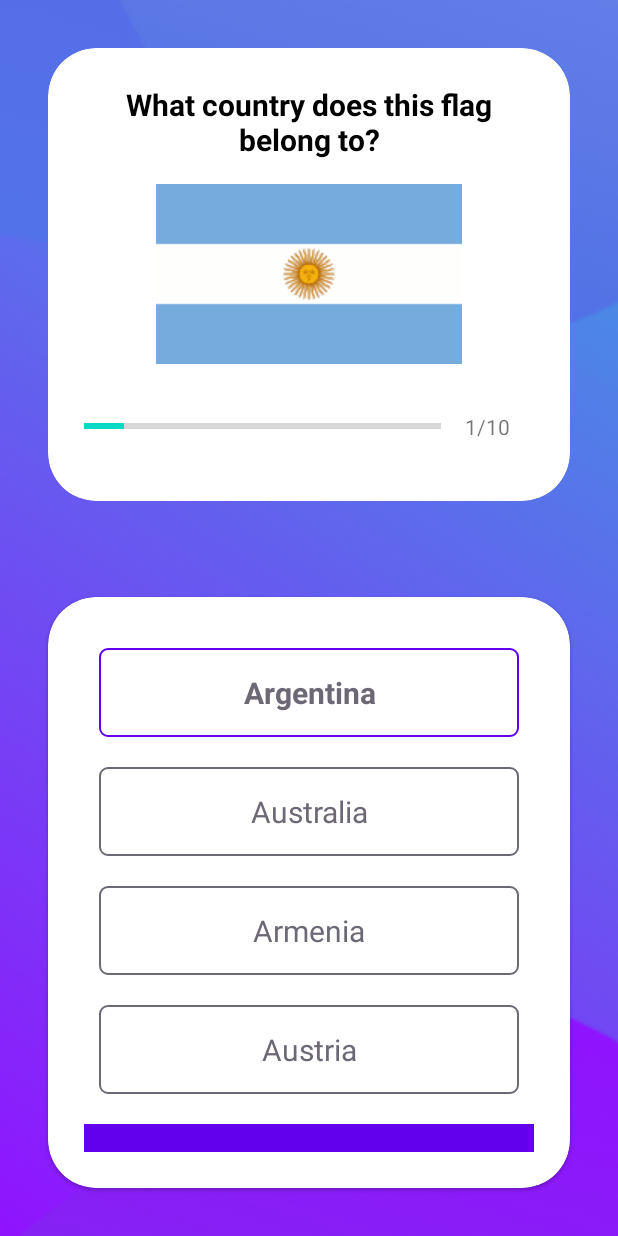
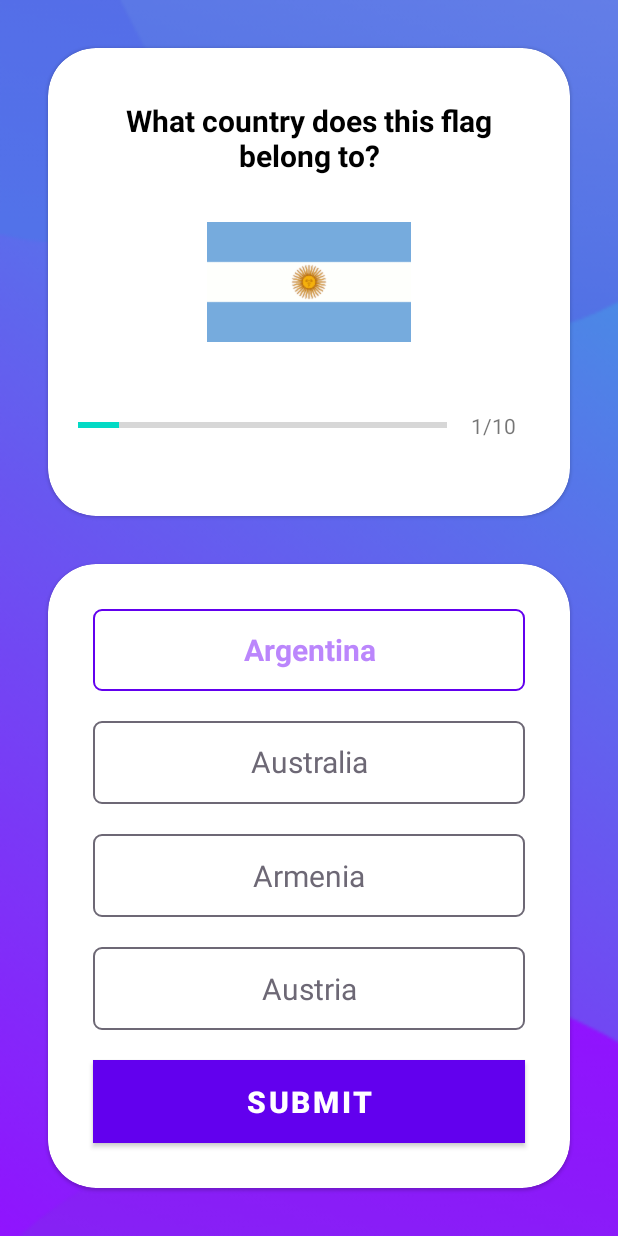
Before and after one commit to kaitran1910/QuizApp, an Android app: the QuizQuestionsActivity screen opened directly, with no data from a screen before it, after a tap on "Argentina", on a phone screen of 412 x 824 dp. Run offline under Robolectric (Android 15) with nearby library versions, the phone set to English and light mode, and no system bars.

Commit message:
Finalizing the project

```diff
--- a/app/src/main/java/com/example/quiz/Constants.kt
+++ b/app/src/main/java/com/example/quiz/Constants.kt
@@ -1,6 +1,11 @@
 package com.example.quiz
 
 object Constants {
+
+    const val USER_NAME: String = "user_name"
+    const val TOTAL_QUESTIONS: String = "total_questions"
+    const val CORRECT_ANSWERS: String = "correct_answers"
+
     fun getQuestions(): ArrayList<Question> {
         val questionsList = ArrayList<Question>()
 
--- a/app/src/main/java/com/example/quiz/MainActivity.kt
+++ b/app/src/main/java/com/example/quiz/MainActivity.kt
@@ -19,6 +19,7 @@ class MainActivity : AppCompatActivity() {
                 etName.error = "Please enter your name"
             } else {
                 val intent = Intent(this, QuizQuestionsActivity::class.java)
+                intent.putExtra(Constants.USER_NAME, etName.text.toString())
                 startActivity(intent)
                 finish()
             }
--- a/app/src/main/java/com/example/quiz/QuizQuestionsActivity.kt
+++ b/app/src/main/java/com/example/quiz/QuizQuestionsActivity.kt
@@ -1,6 +1,7 @@
 package com.example.quiz
 
 import android.annotation.SuppressLint
+import android.content.Intent
 import android.graphics.Color
 import android.graphics.Typeface
 import android.os.Bundle
@@ -13,127 +14,215 @@ import androidx.appcompat.app.AppCompatActivity
 import androidx.core.content.ContextCompat
 
 class QuizQuestionsActivity : AppCompatActivity(), View.OnClickListener {
-
+    /**
+     * Create variables for each view in the layout
+     * */
     private var mCurrentQuestion: Int = 1
     private var mQuestionsList: ArrayList<Question>? = null
     private var mSelectedOption: Int = 0
+    private var mCorrectAnswers: Int = 0
+    private var mUserName: String? = null
 
-    private var tv_Question: TextView? = null
-    private var iv_Image: ImageView? = null
-    private var pb_Progress: ProgressBar? = null
-    private var tv_Progress: TextView? = null
+    private var tvQuestion: TextView? = null
+    private var ivImage: ImageView? = null
+    private var pbProgress: ProgressBar? = null
+    private var tvProgress: TextView? = null
 
-    private var tv_Option1: TextView? = null
-    private var tv_Option2: TextView? = null
-    private var tv_Option3: TextView? = null
-    private var tv_Option4: TextView? = null
+    private var tvOption1: TextView? = null
+    private var tvOption2: TextView? = null
+    private var tvOption3: TextView? = null
+    private var tvOption4: TextView? = null
 
-    private var btn_Submit: Button? = null
+    private var btnSubmit: Button? = null
 
     override fun onCreate(savedInstanceState: Bundle?) {
         super.onCreate(savedInstanceState)
         setContentView(R.layout.activity_quiz_questions)
 
+        /**
+         * Initialize variables
+         * */
         mQuestionsList = Constants.getQuestions()
+        mUserName = intent.getStringExtra(Constants.USER_NAME)
 
-        tv_Question = findViewById(R.id.tv_Question)
-        iv_Image = findViewById(R.id.iv_Image)
-        pb_Progress = findViewById(R.id.pb_Progress)
-        tv_Progress = findViewById(R.id.tv_Progress)
+        tvQuestion = findViewById(R.id.tv_Question)
+        ivImage = findViewById(R.id.iv_Image)
+        pbProgress = findViewById(R.id.pb_Progress)
+        tvProgress = findViewById(R.id.tv_Progress)
 
-        tv_Option1 = findViewById(R.id.tv_Option1)
-        tv_Option2 = findViewById(R.id.tv_Option2)
-        tv_Option3 = findViewById(R.id.tv_Option3)
-        tv_Option4 = findViewById(R.id.tv_Option4)
-        tv_Option1?.setOnClickListener(this)
-        tv_Option2?.setOnClickListener(this)
-        tv_Option3?.setOnClickListener(this)
-        tv_Option4?.setOnClickListener(this)
+        tvOption1 = findViewById(R.id.tv_Option1)
+        tvOption2 = findViewById(R.id.tv_Option2)
+        tvOption3 = findViewById(R.id.tv_Option3)
+        tvOption4 = findViewById(R.id.tv_Option4)
 
-        btn_Submit = findViewById(R.id.btn_Submit)
-        btn_Submit?.setOnClickListener(this)
-
+        btnSubmit = findViewById(R.id.btn_Submit)
 
         setQuestion()
+
+        tvOption1?.setOnClickListener(this)
+        tvOption2?.setOnClickListener(this)
+        tvOption3?.setOnClickListener(this)
+        tvOption4?.setOnClickListener(this)
+        btnSubmit?.setOnClickListener(this)
     }
 
+    /**
+     * Setting the question to UI components.
+     */
     @SuppressLint("SetTextI18n")
     private fun setQuestion() {
-        mCurrentQuestion = 1
+        // Getting the question from the list with the help of current position.
         val question: Question = mQuestionsList!![mCurrentQuestion - 1]
+        defaultOptionsView()
+        if (mCurrentQuestion == mQuestionsList!!.size) {
+            btnSubmit?.text = "FINISH"
+        } else {
+            btnSubmit?.text = "SUBMIT"
+        }
+        // Setting the current progress in the progressbar using the position of question
+        pbProgress?.progress = mCurrentQuestion
+        // Setting up the progress text
+        tvProgress?.text = "$mCurrentQuestion" + "/" + (pbProgress?.max?.plus(1))
 
-        tv_Question?.text = question.question
-        iv_Image?.setImageResource(question.image)
-        pb_Progress?.progress = mCurrentQuestion
-        tv_Progress?.text = "$mCurrentQuestion/${mQuestionsList!!.size}"
-
-        tv_Option1?.text = question.option1
-        tv_Option2?.text = question.option2
-        tv_Option3?.text = question.option3
-        tv_Option4?.text = question.option4
-
-        if (mCurrentQuestion == mQuestionsList!!.size) {
-            btn_Submit?.text = "FINISH"
-        } else {
-            btn_Submit?.text = "SUBMIT"
-        }
+        // Now set the current question and the options in the UI
+        tvQuestion?.text = question.question
+        ivImage?.setImageResource(question.image)
+        tvOption1?.text = question.option1
+        tvOption2?.text = question.option2
+        tvOption3?.text = question.option3
+        tvOption4?.text = question.option4
     }
 
+    /**
+     * Set default options view when the new question is loaded,
+     * or when the answer is reselected.
+     */
     private fun defaultOptionsView() {
         val options = ArrayList<TextView>()
-        tv_Option1?.let {
+        tvOption1?.let {
             options.add(0, it)
         }
-        tv_Option2?.let {
+        tvOption2?.let {
             options.add(1, it)
         }
-        tv_Option3?.let {
+        tvOption3?.let {
             options.add(2, it)
         }
-        tv_Option4?.let {
+        tvOption4?.let {
             options.add(3, it)
         }
 
         for (option in options) {
-            option.setTextColor(Color.parseColor("@color/textGrey"))
+            option.setTextColor(Color.parseColor("#6D6875"))
             option.typeface = Typeface.DEFAULT
-            option.background = ContextCompat.getDrawable(this, R.drawable.default_option_border_bg)
+            option.background = ContextCompat.getDrawable(
+                this@QuizQuestionsActivity,
+                R.drawable.default_option_border_bg
+            )
         }
-    }
-
-    private fun selectedOptionView(tv_Option: TextView, selectedOptionNum: Int) {
-        defaultOptionsView()
-
-        mSelectedOption = selectedOptionNum
-        tv_Option.setTextColor(Color.parseColor("@color/design_default_color_primary"))
-        tv_Option.typeface = Typeface.DEFAULT_BOLD
-        tv_Option.background = ContextCompat.getDrawable(this, R.drawable.selected_option_border_bg)
     }
 
     override fun onClick(v: View?) {
         when (v?.id) {
             R.id.tv_Option1 -> {
-                tv_Option1?.let {
+                tvOption1?.let {
                     selectedOptionView(it, 1)
                 }
             }
             R.id.tv_Option2 -> {
-                tv_Option2?.let {
+                tvOption2?.let {
                     selectedOptionView(it, 2)
                 }
             }
             R.id.tv_Option3 -> {
-                tv_Option3?.let {
+                tvOption3?.let {
                     selectedOptionView(it, 3)
                 }
             }
             R.id.tv_Option4 -> {
-                tv_Option4?.let {
+                tvOption4?.let {
                     selectedOptionView(it, 4)
                 }
             }
             R.id.btn_Submit -> {
+                if (mSelectedOption == 0) {
+                    mCurrentQuestion++
+                    when {
+                        mCurrentQuestion <= mQuestionsList!!.size -> {
+                            setQuestion()
+                        }
+                        else -> {
+                            val intent = Intent(
+                                this@QuizQuestionsActivity,
+                                ResultActivity::class.java
+                            )
+                            intent.putExtra(Constants.USER_NAME, mUserName)
+                            intent.putExtra(Constants.CORRECT_ANSWERS, mCorrectAnswers)
+                            intent.putExtra(Constants.TOTAL_QUESTIONS, mQuestionsList?.size)
+                            startActivity(intent)
+                            finish()
+                        }
+                    }
+                } else {
+                    val question = mQuestionsList?.get(mCurrentQuestion - 1)
+                    if (question!!.correctAnswer != mSelectedOption) {
+                        answerView(mSelectedOption, R.drawable.wrong_option_border_bg)
+                    } else {
+                        mCorrectAnswers++
+                    }
+                    answerView(question.correctAnswer, R.drawable.correct_option_border_bg)
 
+                    if (mCurrentQuestion == mQuestionsList!!.size) {
+                        btnSubmit?.text = "FINISH"
+                    } else {
+                        btnSubmit?.text = "GO TO NEXT QUESTION"
+                    }
+                    mSelectedOption = 0
+                }
+            }
+        }
+    }
+
+    /**
+     * Set the view of selected option view.
+     */
+    private fun selectedOptionView(tv_Option: TextView, selectedOptionNum: Int) {
+        defaultOptionsView()
+
+        mSelectedOption = selectedOptionNum
+        tv_Option.setTextColor(Color.parseColor("#FFBB86FC"))
+        tv_Option.setTypeface(tv_Option.typeface, Typeface.BOLD)
+        tv_Option.background = ContextCompat.getDrawable(
+            this@QuizQuestionsActivity,
+            R.drawable.selected_option_border_bg
+        )
+    }
+
+    private fun answerView(answer: Int, drawableView: Int) {
+        when (answer) {
+            1 -> {
+                tvOption1?.background = ContextCompat.getDrawable(
+                    this@QuizQuestionsActivity,
+                    drawableView
+                )
+            }
+            2 -> {
+                tvOption2?.background = ContextCompat.getDrawable(
+                    this@QuizQuestionsActivity,
+                    drawableView
+                )
+            }
+            3 -> {
+                tvOption3?.background = ContextCompat.getDrawable(
+                    this@QuizQuestionsActivity,
+                    drawableView
+                )
+            }
+            4 -> {
+                tvOption4?.background = ContextCompat.getDrawable(
+                    this@QuizQuestionsActivity,
+                    drawableView
+                )
             }
         }
     }
--- /dev/null
+++ b/app/src/main/res/drawable/correct_option_border_bg.xml
@@ -0,0 +1,6 @@
+<?xml version="1.0" encoding="utf-8"?>
+<shape xmlns:android="http://schemas.android.com/apk/res/android"
+    android:shape="rectangle">
+    <solid android:color="@android:color/holo_green_light" />
+    <corners android:radius="5dp" />
+</shape>
--- /dev/null
+++ b/app/src/main/res/drawable/wrong_option_border_bg.xml
@@ -0,0 +1,6 @@
+<?xml version="1.0" encoding="utf-8"?>
+<shape xmlns:android="http://schemas.android.com/apk/res/android"
+    android:shape="rectangle">
+    <solid android:color="@android:color/holo_red_light" />
+    <corners android:radius="5dp" />
+</shape>
--- a/app/src/main/res/layout/activity_quiz_questions.xml
+++ b/app/src/main/res/layout/activity_quiz_questions.xml
@@ -11,22 +11,26 @@
 
     <com.google.android.material.card.MaterialCardView
         android:layout_width="match_parent"
-        android:layout_height="wrap_content"
-        android:layout_margin="32dp"
+        android:layout_height="0dp"
+        android:layout_marginLeft="32dp"
+        android:layout_marginTop="32dp"
+        android:layout_marginRight="32dp"
+        android:layout_weight="3"
         android:background="@color/white"
         app:cardCornerRadius="32dp">
 
         <LinearLayout
             android:layout_width="match_parent"
-            android:layout_height="wrap_content"
+            android:layout_height="match_parent"
             android:gravity="center"
             android:orientation="vertical"
-            android:padding="24dp">
+            android:padding="20dp">
 
             <TextView
                 android:id="@+id/tv_Question"
                 android:layout_width="match_parent"
-                android:layout_height="wrap_content"
+                android:layout_height="0dp"
+                android:layout_weight="1"
                 android:gravity="center"
                 android:textColor="@color/black"
                 android:textSize="20sp"
@@ -36,15 +40,17 @@
             <ImageView
                 android:id="@+id/iv_Image"
                 android:layout_width="match_parent"
-                android:layout_height="wrap_content"
+                android:layout_height="0dp"
                 android:layout_marginTop="16dp"
+                android:layout_weight="1"
                 android:contentDescription="Quiz Image"
                 tools:src="@drawable/ic_flag_of_argentina" />
 
             <LinearLayout
                 android:layout_width="match_parent"
-                android:layout_height="wrap_content"
+                android:layout_height="0dp"
                 android:layout_marginTop="16dp"
+                android:layout_weight="1"
                 android:gravity="center_vertical"
                 android:orientation="horizontal">
 
@@ -73,26 +79,28 @@
 
     <com.google.android.material.card.MaterialCardView
         android:layout_width="match_parent"
-        android:layout_height="wrap_content"
+        android:layout_height="0dp"
         android:layout_margin="32dp"
+        android:layout_weight="4"
         android:background="@color/white"
         app:cardCornerRadius="32dp">
 
         <LinearLayout
             android:layout_width="match_parent"
-            android:layout_height="wrap_content"
+            android:layout_height="match_parent"
             android:gravity="center"
             android:orientation="vertical"
-            android:padding="24dp">
+            android:padding="20dp">
 
             <TextView
                 android:id="@+id/tv_Option1"
                 android:layout_width="match_parent"
-                android:layout_height="wrap_content"
+                android:layout_height="0dp"
                 android:layout_margin="10dp"
+                android:layout_weight="1"
                 android:background="@drawable/default_option_border_bg"
                 android:gravity="center"
-                android:padding="16dp"
+                android:padding="0dp"
                 android:textColor="@color/textGrey"
                 android:textSize="20sp"
                 tools:text="1" />
@@ -100,11 +108,13 @@
             <TextView
                 android:id="@+id/tv_Option2"
                 android:layout_width="match_parent"
-                android:layout_height="wrap_content"
+                android:layout_height="0dp"
                 android:layout_margin="10dp"
+                android:layout_weight="1"
                 android:background="@drawable/default_option_border_bg"
                 android:gravity="center"
-                android:padding="16dp"
+                android:includeFontPadding="false"
+                android:padding="0dp"
                 android:textColor="@color/textGrey"
                 android:textSize="20sp"
                 tools:text="2" />
@@ -112,11 +122,12 @@
             <TextView
                 android:id="@+id/tv_Option3"
                 android:layout_width="match_parent"
-                android:layout_height="wrap_content"
+                android:layout_height="0dp"
                 android:layout_margin="10dp"
+                android:layout_weight="1"
                 android:background="@drawable/default_option_border_bg"
                 android:gravity="center"
-                android:padding="16dp"
+                android:padding="0dp"
                 android:textColor="@color/textGrey"
                 android:textSize="20sp"
                 tools:text="3" />
@@ -124,11 +135,12 @@
             <TextView
                 android:id="@+id/tv_Option4"
                 android:layout_width="match_parent"
-                android:layout_height="wrap_content"
+                android:layout_height="0dp"
                 android:layout_margin="10dp"
+                android:layout_weight="1"
                 android:background="@drawable/default_option_border_bg"
                 android:gravity="center"
-                android:padding="16dp"
+                android:padding="0dp"
                 android:textColor="@color/textGrey"
                 android:textSize="20sp"
                 tools:text="4" />
@@ -136,8 +148,9 @@
             <Button
                 android:id="@+id/btn_Submit"
                 android:layout_width="match_parent"
-                android:layout_height="wrap_content"
-                android:layout_marginTop="10dp"
+                android:layout_height="0dp"
+                android:layout_margin="10dp"
+                android:layout_weight="1"
                 android:background="@color/design_default_color_primary"
                 android:text="SUBMIT"
                 android:textColor="@color/white"
@@ -145,7 +158,5 @@
                 android:textStyle="bold"
                 app:cornerRadius="16dp" />
         </LinearLayout>
-
-
     </com.google.android.material.card.MaterialCardView>
 </LinearLayout>
```
Also changed, not shown: app/src/main/AndroidManifest.xml (+6 -1 lines), app/src/main/java/com/example/quiz/ResultActivity.kt (added, +32 -0 lines), app/src/main/res/layout/activity_main.xml (+8 -9 lines), app/src/main/res/layout/activity_result.xml (added, +69 -0 lines), app/src/main/res/drawable/ic_trophy.png (added).
